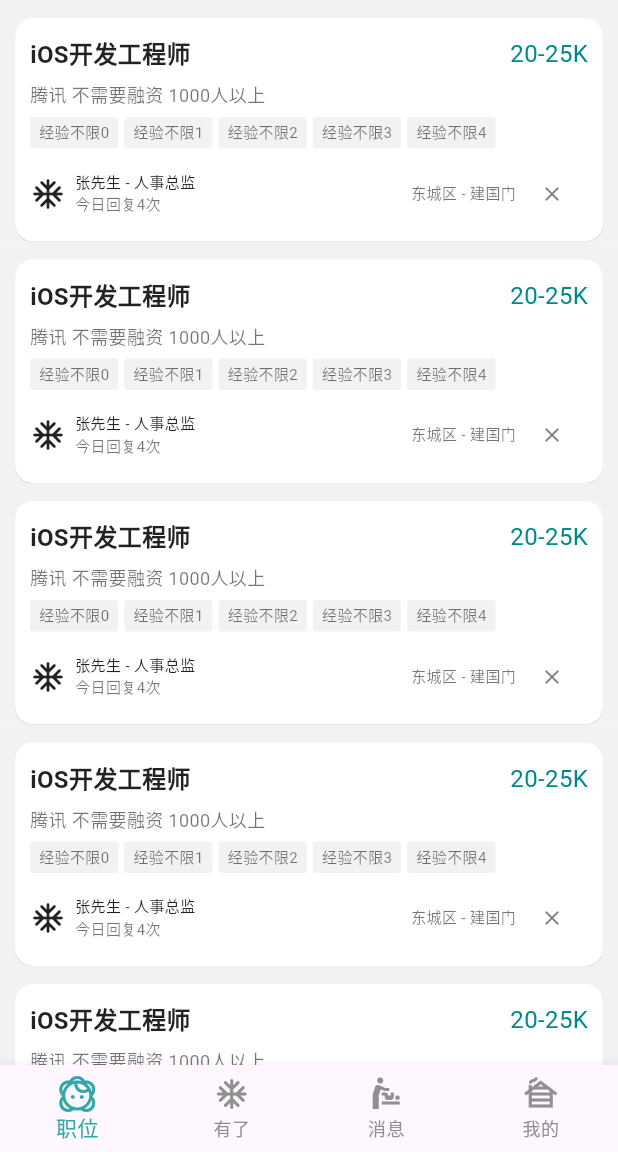
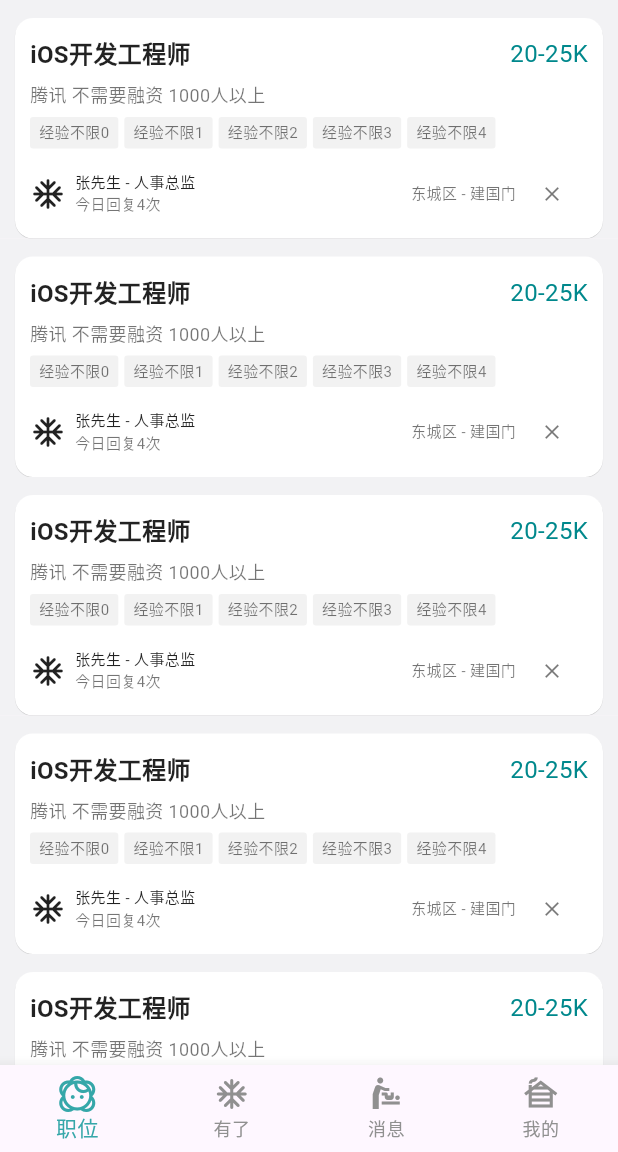
Before and after one commit to BHLinuxKernelSIG/BossZP_Flutter, a Flutter app: the screen it shows after launch, on a phone screen of 412 x 824 dp, the part 84-1236 px from its top. Run offline on Flutter 3.47's test engine with Material 3 defaults, Android fonts, the phone set to English and light mode, and no system bars.

Commit message:
Update position_item_widget.dart

```diff
--- a/lib/ui/position_item_widget.dart
+++ b/lib/ui/position_item_widget.dart
@@ -17,7 +17,7 @@ class PostionItemWidget extends StatelessWidget {
         elevation: 0.2,
         color: Colors.white,
         child: Padding(
-          padding: EdgeInsets.fromLTRB(10, 12, 10, 8),
+          padding: EdgeInsets.fromLTRB(10, 12, 10, 6),
           child: Column(
             crossAxisAlignment: CrossAxisAlignment.start,
             children: [
```
